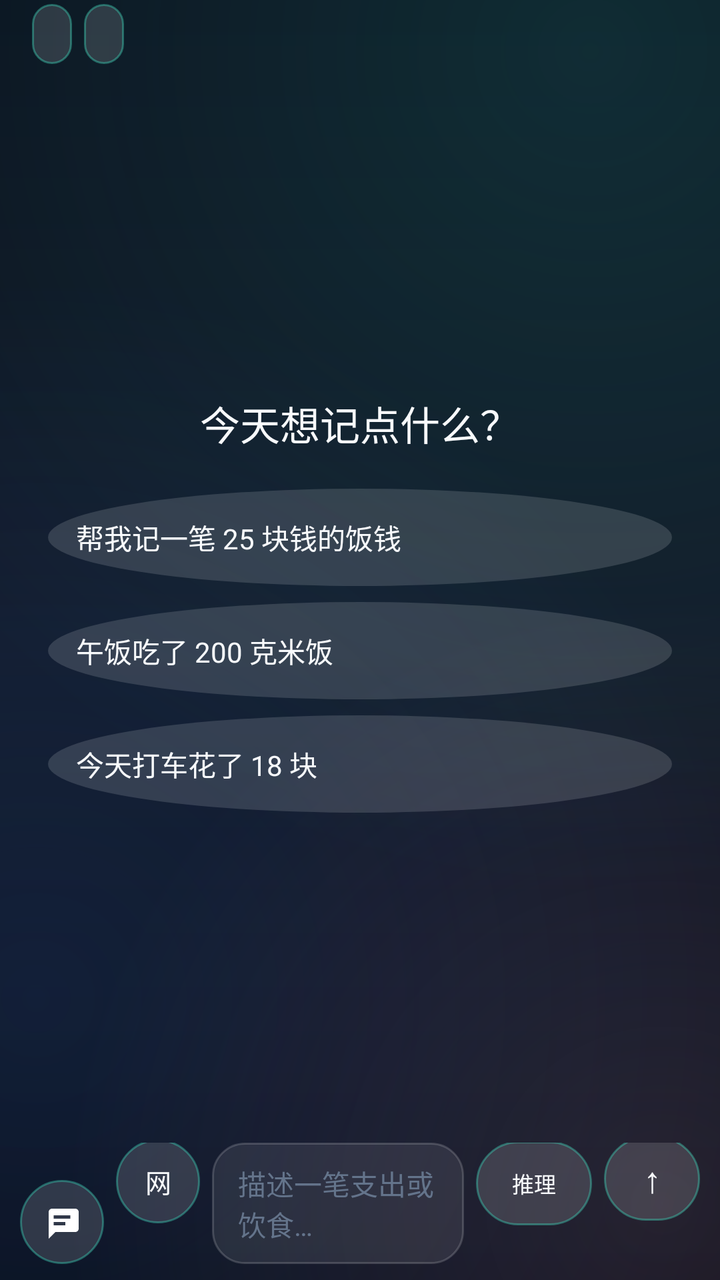
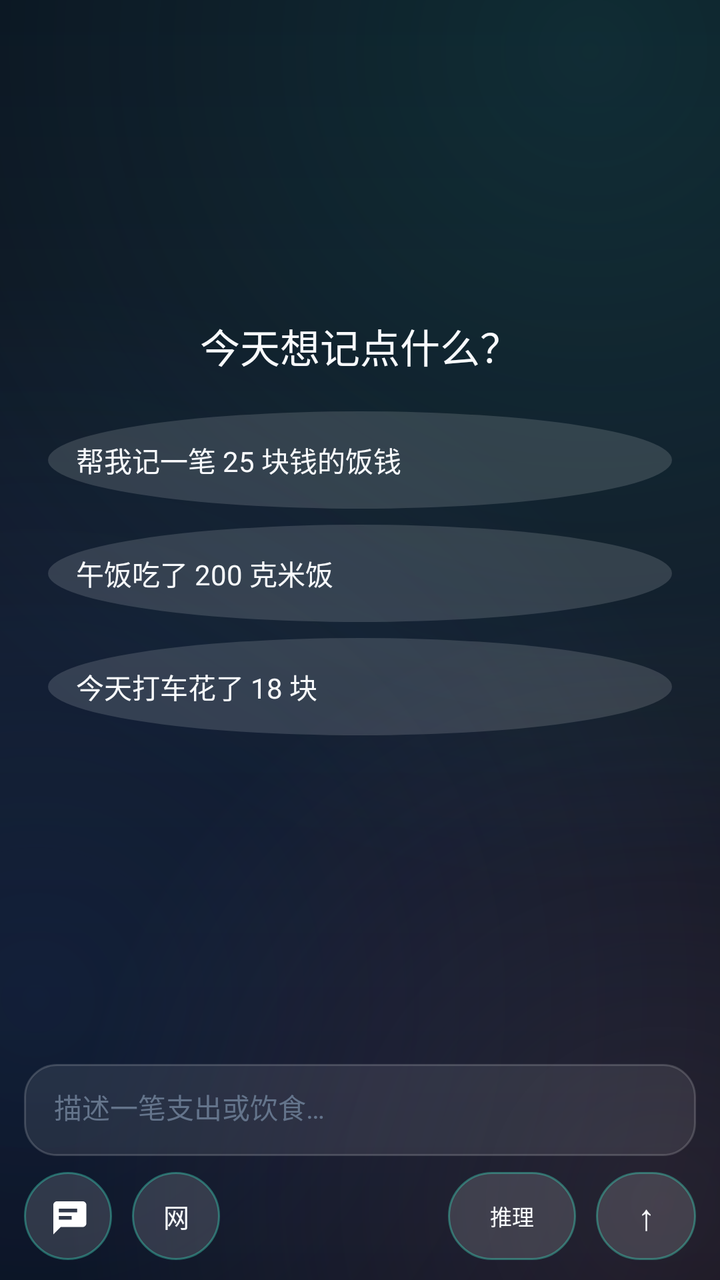

Screens rendered from an Android XML layout before and after an edit, with the pre-edit source and the edit as a unified diff.
<!-- AndroidManifest.xml: application theme Theme.Sagittarius -->
<!-- res/layout/fragment_agent_chat.xml -->
<?xml version="1.0" encoding="utf-8"?>
<FrameLayout xmlns:android="http://schemas.android.com/apk/res/android"
    android:id="@+id/chatRoot"
    android:layout_width="match_parent"
    android:layout_height="match_parent"
    android:clipChildren="false">

    <LinearLayout
        android:layout_width="match_parent"
        android:layout_height="match_parent"
        android:orientation="vertical">

        <LinearLayout
            android:layout_width="match_parent"
            android:layout_height="wrap_content"
            android:gravity="center_vertical"
            android:orientation="horizontal"
            android:paddingStart="16dp"
            android:paddingTop="2dp"
            android:paddingEnd="16dp"
            android:paddingBottom="6dp">

            <TextView
                android:id="@+id/tvProvider"
                android:layout_width="wrap_content"
                android:layout_height="30dp"
                android:background="@drawable/bg_agent_pill"
                android:ellipsize="end"
                android:gravity="center"
                android:maxWidth="150dp"
                android:paddingStart="10dp"
                android:paddingEnd="10dp"
                android:singleLine="true"
                android:textColor="?attr/blTextSecondary"
                android:textSize="11sp" />

            <TextView
                android:id="@+id/tvModel"
                android:layout_width="wrap_content"
                android:layout_height="30dp"
                android:layout_marginStart="6dp"
                android:background="@drawable/bg_agent_pill"
                android:ellipsize="end"
                android:gravity="center"
                android:maxWidth="170dp"
                android:paddingStart="10dp"
                android:paddingEnd="10dp"
                android:singleLine="true"
                android:textColor="?attr/blTextSecondary"
                android:textSize="11sp" />

            <TextView
                android:id="@+id/tvReasoningState"
                android:layout_width="0dp"
                android:layout_height="wrap_content"
                android:layout_marginStart="10dp"
                android:layout_weight="1"
                android:gravity="end"
                android:singleLine="true"
                android:textColor="?attr/blTextTertiary"
                android:textSize="10sp" />
        </LinearLayout>

        <FrameLayout
            android:layout_width="match_parent"
            android:layout_height="0dp"
            android:layout_weight="1"
            android:clipChildren="false"
            android:clipToPadding="false">

            <androidx.recyclerview.widget.RecyclerView
                android:id="@+id/recyclerChat"
                android:layout_width="match_parent"
                android:layout_height="match_parent"
                android:clipToPadding="false"
                android:paddingStart="12dp"
                android:paddingTop="4dp"
                android:paddingEnd="12dp"
                android:paddingBottom="8dp" />

            <LinearLayout
                android:id="@+id/emptyPanel"
                android:layout_width="match_parent"
                android:layout_height="wrap_content"
                android:layout_gravity="center"
                android:gravity="center"
                android:orientation="vertical"
                android:padding="24dp">

                <TextView
                    android:layout_width="wrap_content"
                    android:layout_height="wrap_content"
                    android:text="@string/agent_empty_title"
                    android:textColor="?attr/blTextPrimary"
                    android:textSize="20sp" />

                <TextView
                    android:id="@+id/chipExpense"
                    android:layout_width="match_parent"
                    android:layout_height="wrap_content"
                    android:layout_marginTop="18dp"
                    android:background="?attr/blIconCircleBackground"
                    android:padding="14dp"
                    android:text="@string/agent_example_expense"
                    android:textColor="?attr/blTextPrimary"
                    android:textSize="14sp" />

                <TextView
                    android:id="@+id/chipDiet"
                    android:layout_width="match_parent"
                    android:layout_height="wrap_content"
                    android:layout_marginTop="8dp"
                    android:background="?attr/blIconCircleBackground"
                    android:padding="14dp"
                    android:text="@string/agent_example_diet"
                    android:textColor="?attr/blTextPrimary"
                    android:textSize="14sp" />

                <TextView
                    android:id="@+id/chipTaxi"
                    android:layout_width="match_parent"
                    android:layout_height="wrap_content"
                    android:layout_marginTop="8dp"
                    android:background="?attr/blIconCircleBackground"
                    android:padding="14dp"
                    android:text="@string/agent_example_taxi"
                    android:textColor="?attr/blTextPrimary"
                    android:textSize="14sp" />
            </LinearLayout>

            <TextView
                android:id="@+id/btnScrollBottom"
                android:layout_width="wrap_content"
                android:layout_height="38dp"
                android:layout_gravity="bottom|center_horizontal"
                android:layout_marginBottom="6dp"
                android:background="?attr/blIconCircleBackground"
                android:paddingStart="14dp"
                android:paddingEnd="14dp"
                android:gravity="center"
                android:text="↓"
                android:textColor="?attr/blTextPrimary"
                android:textSize="16sp"
                android:visibility="gone" />

            <TextView
                android:id="@+id/btnRetry"
                android:layout_width="wrap_content"
                android:layout_height="34dp"
                android:layout_gravity="bottom|center_horizontal"
                android:layout_marginBottom="52dp"
                android:background="?attr/blIconCircleBackground"
                android:gravity="center"
                android:paddingStart="14dp"
                android:paddingEnd="14dp"
                android:text="@string/agent_retry"
                android:textColor="?attr/blAccent"
                android:textSize="12sp"
                android:visibility="gone" />
        </FrameLayout>

        <LinearLayout
            android:id="@+id/dock"
            android:layout_width="match_parent"
            android:layout_height="wrap_content"
            android:gravity="bottom"
            android:orientation="horizontal"
            android:paddingStart="10dp"
            android:paddingTop="6dp"
            android:paddingEnd="10dp"
            android:paddingBottom="8dp">

            <ImageView
                android:id="@+id/btnSessions"
                android:layout_width="42dp"
                android:layout_height="42dp"
                android:layout_marginEnd="6dp"
                android:background="@drawable/bg_agent_pill"
                android:contentDescription="@string/agent_sessions"
                android:padding="11dp"
                android:scaleType="centerInside"
                android:src="@drawable/ic_sessions_silhouette" />

            <TextView
                android:id="@+id/btnWebSearch"
                android:layout_width="42dp"
                android:layout_height="42dp"
                android:layout_marginEnd="6dp"
                android:background="@drawable/bg_agent_pill"
                android:contentDescription="@string/agent_web_search"
                android:gravity="center"
                android:text="网"
                android:textColor="?attr/blTextPrimary"
                android:textSize="13sp" />

            <EditText
                android:id="@+id/etInput"
                android:layout_width="0dp"
                android:layout_height="wrap_content"
                android:layout_weight="1"
                android:background="@drawable/bg_input"
                android:gravity="top|start"
                android:hint="@string/agent_input_hint"
                android:imeOptions="actionNone"
                android:inputType="textCapSentences|textMultiLine"
                android:maxLines="4"
                android:minHeight="42dp"
                android:paddingStart="13dp"
                android:paddingTop="10dp"
                android:paddingEnd="13dp"
                android:paddingBottom="10dp"
                android:textColor="?attr/blTextPrimary"
                android:textColorHint="?attr/blTextTertiary"
                android:textSize="14sp" />

            <TextView
                android:id="@+id/btnReasoning"
                android:layout_width="wrap_content"
                android:layout_height="42dp"
                android:layout_marginStart="6dp"
                android:background="@drawable/bg_agent_pill"
                android:gravity="center"
                android:minWidth="58dp"
                android:paddingStart="10dp"
                android:paddingEnd="10dp"
                android:singleLine="true"
                android:text="@string/agent_reasoning_short"
                android:textColor="?attr/blTextPrimary"
                android:textSize="11sp" />

            <TextView
                android:id="@+id/btnSend"
                android:layout_width="48dp"
                android:layout_height="42dp"
                android:layout_marginStart="6dp"
                android:background="@drawable/bg_agent_pill"
                android:contentDescription="@string/agent_send"
                android:gravity="center"
                android:text="↑"
                android:textColor="?attr/blTextPrimary"
                android:textSize="18sp" />
        </LinearLayout>
    </LinearLayout>

    <FrameLayout
        android:id="@+id/capsuleHost"
        android:layout_width="match_parent"
        android:layout_height="match_parent"
        android:clipChildren="false"
        android:visibility="gone" />
</FrameLayout>
<!-- resources referenced by this layout -->
<resources>
  <!-- drawable bg_agent_pill (drawable) -->
  <?xml version="1.0" encoding="utf-8"?>
  <shape xmlns:android="http://schemas.android.com/apk/res/android" android:shape="rectangle">
      <solid android:color="?attr/blIconCircle" />
      <corners android:radius="24dp" />
      <stroke android:width="1dp" android:color="?attr/blCardStrokeStart" />
  </shape>
  <!-- drawable bg_input (drawable) -->
  <?xml version="1.0" encoding="utf-8"?>
  <shape xmlns:android="http://schemas.android.com/apk/res/android" android:shape="rectangle">
      <solid android:color="?attr/blInputFill" />
      <corners android:radius="16dp" />
      <stroke android:width="1dp" android:color="?attr/blInputStroke" />
  </shape>
  <string name="agent_empty_title">今天想记点什么？</string>
  <string name="agent_example_diet">午饭吃了 200 克米饭</string>
  <string name="agent_example_expense">帮我记一笔 25 块钱的饭钱</string>
  <string name="agent_example_taxi">今天打车花了 18 块</string>
  <string name="agent_input_hint">描述一笔支出或饮食…</string>
  <string name="agent_reasoning_short">推理</string>
  <string name="agent_retry">重试</string>
  <string name="agent_send">发送</string>
  <string name="agent_sessions">切换会话</string>
  <string name="agent_web_search">联网搜索</string>
  <style name="Theme.Sagittarius" parent="Theme.Sagittarius.Black" />
  <color name="accent_teal">#34E7C4</color>
  <color name="text_primary">#F8FAFC</color>
  <color name="accent_blue">#3B82F6</color>
  <color name="bg_deep_2">#111827</color>
  <color name="surface_card">#B31A2438</color>
  <color name="text_secondary">#9AA8BD</color>
  <color name="bg_deep">#0A0F1D</color>
  <style name="ThemeOverlay.Sagittarius.Dialog" parent="ThemeOverlay.Material3.MaterialAlertDialog">
          <item name="colorSurface">#182134</item>
          <item name="colorOnSurface">@color/text_primary</item>
          <item name="colorPrimary">@color/accent_teal</item>
      </style>
  <!-- drawable bg_search (drawable) -->
  <?xml version="1.0" encoding="utf-8"?>
  <shape xmlns:android="http://schemas.android.com/apk/res/android" android:shape="rectangle">
      <solid android:color="?attr/blInputFill" />
      <corners android:radius="16dp" />
      <stroke android:width="1dp" android:color="?attr/blInputStroke" />
  </shape>
  <!-- drawable bg_metric_tile (drawable) -->
  <?xml version="1.0" encoding="utf-8"?>
  <shape xmlns:android="http://schemas.android.com/apk/res/android" android:shape="rectangle">
      <solid android:color="?attr/blMetricTile" />
      <corners android:radius="14dp" />
      <stroke android:width="1dp" android:color="?attr/blDivider" />
  </shape>
  <!-- drawable bg_icon_circle (drawable) -->
  <?xml version="1.0" encoding="utf-8"?>
  <shape xmlns:android="http://schemas.android.com/apk/res/android" android:shape="oval">
      <solid android:color="?attr/blIconCircle" />
  </shape>
  <!-- drawable bg_glass_icon_button (drawable) -->
  <?xml version="1.0" encoding="utf-8"?>
  <shape xmlns:android="http://schemas.android.com/apk/res/android" android:shape="rectangle">
      <solid android:color="?attr/blIconButton" />
      <corners android:radius="14dp" />
      <stroke android:width="1dp" android:color="?attr/blDivider" />
  </shape>
  <!-- drawable bg_gradient_hairline (drawable) -->
  <?xml version="1.0" encoding="utf-8"?>
  <shape xmlns:android="http://schemas.android.com/apk/res/android" android:shape="rectangle">
      <gradient
          android:angle="0"
          android:startColor="?attr/blGradientStart"
          android:centerColor="?attr/blGradientMid"
          android:endColor="?attr/blGradientEnd" />
  </shape>
  <!-- drawable bg_floating_button (drawable) -->
  <?xml version="1.0" encoding="utf-8"?>
  <shape xmlns:android="http://schemas.android.com/apk/res/android" android:shape="rectangle">
      <solid android:color="?attr/blFloatingButtonFill" />
      <corners android:radius="12dp" />
      <stroke android:width="1dp" android:color="?attr/blFloatingButtonStroke" />
  </shape>
  <!-- unchanged entries left out for length: 7 -->
</resources>

<!-- the commit's change to res/layout/fragment_agent_chat.xml (unified diff, before → after) -->
@@ -9,57 +9,6 @@
         android:layout_width="match_parent"
         android:layout_height="match_parent"
         android:orientation="vertical">
-
-        <LinearLayout
-            android:layout_width="match_parent"
-            android:layout_height="wrap_content"
-            android:gravity="center_vertical"
-            android:orientation="horizontal"
-            android:paddingStart="16dp"
-            android:paddingTop="2dp"
-            android:paddingEnd="16dp"
-            android:paddingBottom="6dp">
-
-            <TextView
-                android:id="@+id/tvProvider"
-                android:layout_width="wrap_content"
-                android:layout_height="30dp"
-                android:background="@drawable/bg_agent_pill"
-                android:ellipsize="end"
-                android:gravity="center"
-                android:maxWidth="150dp"
-                android:paddingStart="10dp"
-                android:paddingEnd="10dp"
-                android:singleLine="true"
-                android:textColor="?attr/blTextSecondary"
-                android:textSize="11sp" />
-
-            <TextView
-                android:id="@+id/tvModel"
-                android:layout_width="wrap_content"
-                android:layout_height="30dp"
-                android:layout_marginStart="6dp"
-                android:background="@drawable/bg_agent_pill"
-                android:ellipsize="end"
-                android:gravity="center"
-                android:maxWidth="170dp"
-                android:paddingStart="10dp"
-                android:paddingEnd="10dp"
-                android:singleLine="true"
-                android:textColor="?attr/blTextSecondary"
-                android:textSize="11sp" />
-
-            <TextView
-                android:id="@+id/tvReasoningState"
-                android:layout_width="0dp"
-                android:layout_height="wrap_content"
-                android:layout_marginStart="10dp"
-                android:layout_weight="1"
-                android:gravity="end"
-                android:singleLine="true"
-                android:textColor="?attr/blTextTertiary"
-                android:textSize="10sp" />
-        </LinearLayout>
 
         <FrameLayout
             android:layout_width="match_parent"
@@ -163,82 +112,95 @@
             android:id="@+id/dock"
             android:layout_width="match_parent"
             android:layout_height="wrap_content"
-            android:gravity="bottom"
-            android:orientation="horizontal"
-            android:paddingStart="10dp"
+            android:clipChildren="false"
+            android:clipToPadding="false"
+            android:orientation="vertical"
+            android:paddingStart="12dp"
             android:paddingTop="6dp"
-            android:paddingEnd="10dp"
-            android:paddingBottom="8dp">
-
-            <ImageView
-                android:id="@+id/btnSessions"
-                android:layout_width="42dp"
-                android:layout_height="42dp"
-                android:layout_marginEnd="6dp"
-                android:background="@drawable/bg_agent_pill"
-                android:contentDescription="@string/agent_sessions"
-                android:padding="11dp"
-                android:scaleType="centerInside"
-                android:src="@drawable/ic_sessions_silhouette" />
-
-            <TextView
-                android:id="@+id/btnWebSearch"
-                android:layout_width="42dp"
-                android:layout_height="42dp"
-                android:layout_marginEnd="6dp"
-                android:background="@drawable/bg_agent_pill"
-                android:contentDescription="@string/agent_web_search"
-                android:gravity="center"
-                android:text="网"
-                android:textColor="?attr/blTextPrimary"
-                android:textSize="13sp" />
+            android:paddingEnd="12dp"
+            android:paddingBottom="10dp">
 
             <EditText
                 android:id="@+id/etInput"
-                android:layout_width="0dp"
+                android:layout_width="match_parent"
                 android:layout_height="wrap_content"
-                android:layout_weight="1"
                 android:background="@drawable/bg_input"
                 android:gravity="top|start"
                 android:hint="@string/agent_input_hint"
                 android:imeOptions="actionNone"
                 android:inputType="textCapSentences|textMultiLine"
                 android:maxLines="4"
-                android:minHeight="42dp"
-                android:paddingStart="13dp"
-                android:paddingTop="10dp"
-                android:paddingEnd="13dp"
-                android:paddingBottom="10dp"
+                android:minHeight="46dp"
+                android:paddingStart="15dp"
+                android:paddingTop="11dp"
+                android:paddingEnd="15dp"
+                android:paddingBottom="11dp"
                 android:textColor="?attr/blTextPrimary"
                 android:textColorHint="?attr/blTextTertiary"
                 android:textSize="14sp" />
 
-            <TextView
-                android:id="@+id/btnReasoning"
-                android:layout_width="wrap_content"
-                android:layout_height="42dp"
-                android:layout_marginStart="6dp"
-                android:background="@drawable/bg_agent_pill"
-                android:gravity="center"
-                android:minWidth="58dp"
-                android:paddingStart="10dp"
-                android:paddingEnd="10dp"
-                android:singleLine="true"
-                android:text="@string/agent_reasoning_short"
-                android:textColor="?attr/blTextPrimary"
-                android:textSize="11sp" />
-
-            <TextView
-                android:id="@+id/btnSend"
-                android:layout_width="48dp"
-                android:layout_height="42dp"
-                android:layout_marginStart="6dp"
-                android:background="@drawable/bg_agent_pill"
-                android:contentDescription="@string/agent_send"
-                android:gravity="center"
-                android:text="↑"
-                android:textColor="?attr/blTextPrimary"
-                android:textSize="18sp" />
+            <LinearLayout
+                android:layout_width="match_parent"
+                android:layout_height="wrap_content"
+                android:layout_marginTop="8dp"
+                android:clipChildren="false"
+                android:clipToPadding="false"
+                android:gravity="center_vertical"
+                android:orientation="horizontal">
+
+                <ImageView
+                    android:id="@+id/btnSessions"
+                    android:layout_width="44dp"
+                    android:layout_height="44dp"
+                    android:layout_marginEnd="10dp"
+                    android:background="@drawable/bg_agent_pill"
+                    android:contentDescription="@string/agent_sessions"
+                    android:padding="11dp"
+                    android:scaleType="centerInside"
+                    android:src="@drawable/ic_sessions_silhouette" />
+
+                <TextView
+                    android:id="@+id/btnWebSearch"
+                    android:layout_width="44dp"
+                    android:layout_height="44dp"
+                    android:background="@drawable/bg_agent_pill"
+                    android:contentDescription="@string/agent_web_search"
+                    android:gravity="center"
+                    android:text="网"
+                    android:textColor="?attr/blTextPrimary"
+                    android:textSize="13sp" />
+
+                <Space
+                    android:layout_width="0dp"
+                    android:layout_height="1dp"
+                    android:layout_weight="1" />
+
+                <TextView
+                    android:id="@+id/btnReasoning"
+                    android:layout_width="wrap_content"
+                    android:layout_height="44dp"
+                    android:layout_marginEnd="10dp"
+                    android:background="@drawable/bg_agent_pill"
+                    android:gravity="center"
+                    android:minWidth="64dp"
+                    android:paddingStart="12dp"
+                    android:paddingEnd="12dp"
+                    android:singleLine="true"
+                    android:text="@string/agent_reasoning_short"
+                    android:textColor="?attr/blTextPrimary"
+                    android:textSize="11sp" />
+
+                <TextView
+                    android:id="@+id/btnSend"
+                    android:layout_width="50dp"
+                    android:layout_height="44dp"
+                    android:background="@drawable/bg_agent_pill"
+                    android:contentDescription="@string/agent_send"
+                    android:gravity="center"
+                    android:text="↑"
+                    android:textColor="?attr/blTextPrimary"
+                    android:textSize="18sp" />
+            </LinearLayout>
         </LinearLayout>
     </LinearLayout>
 
